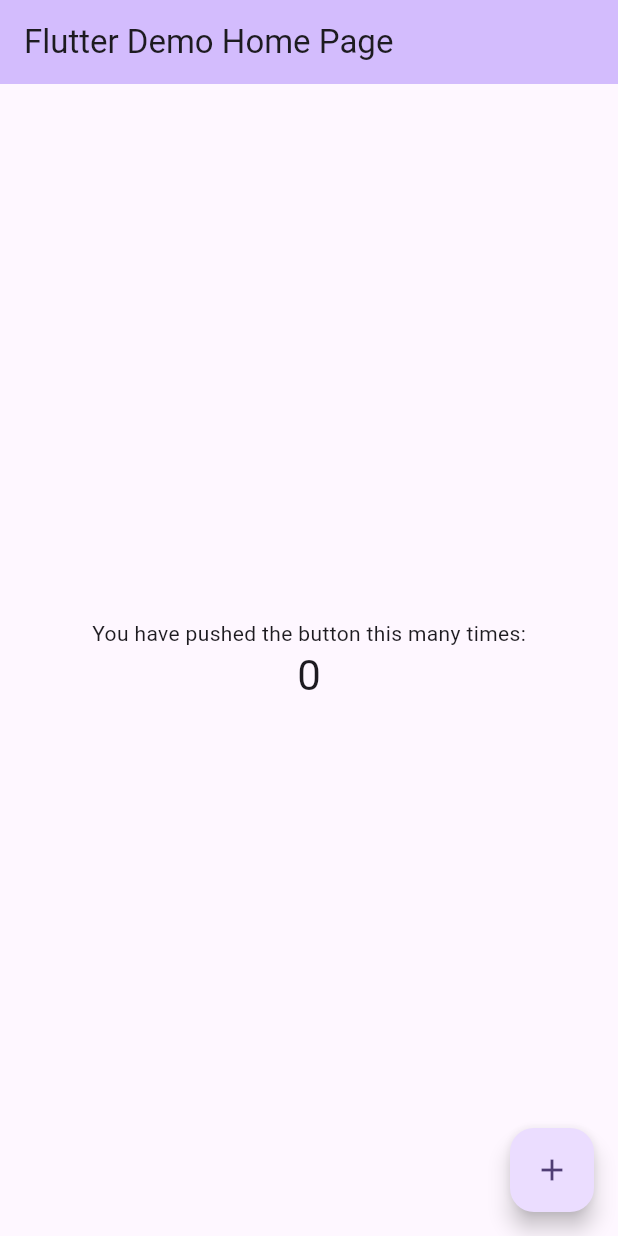
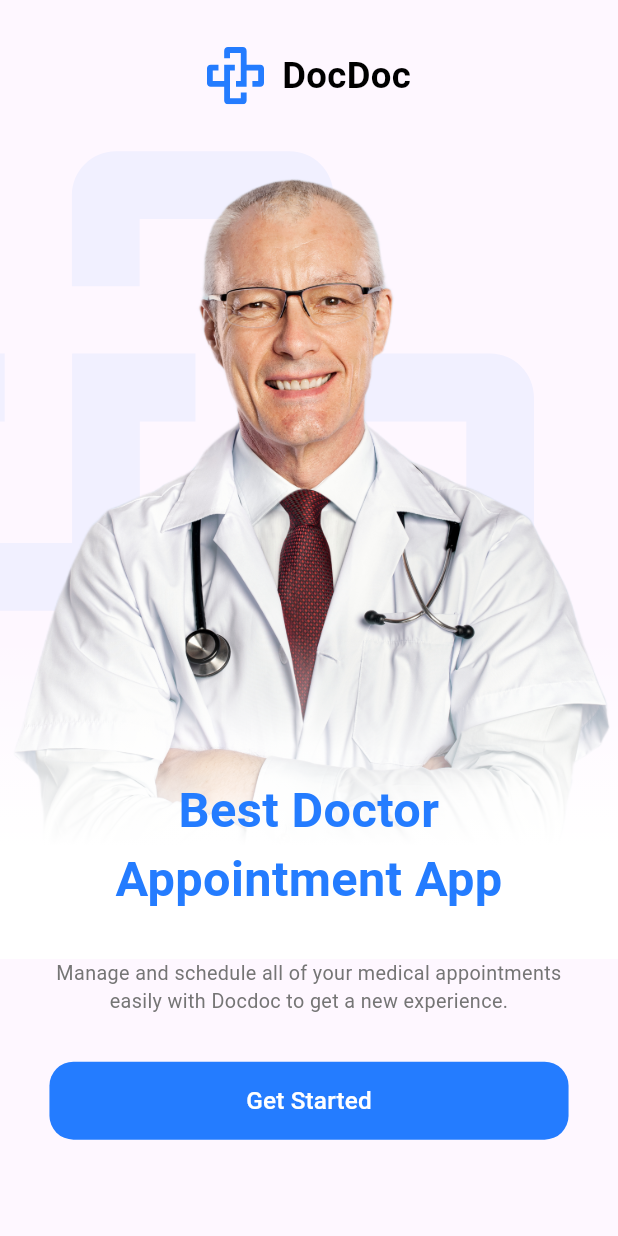
Before and after one commit to mohamedebra/medical, a Flutter app: the screen it shows after launch, on a phone screen of 412 x 824 dp. Run offline on Flutter 3.47's test engine with Material 3 defaults, Android fonts, the phone set to English and light mode, and no system bars; our stand-ins replace flutter_screenutil, flutter_svg.

Commit message:
just a fake pushto origin development

```diff
--- a/lib/core/helper/extensions.dart
+++ b/lib/core/helper/extensions.dart
@@ -0,0 +1,14 @@
+import 'package:flutter/material.dart';
+
+extension Navigation on BuildContext{
+  Future<dynamic> pushNamed(String routeName, {Object? arguments}) {
+    return Navigator.of(this).pushNamed(routeName, arguments: arguments);
+  }
+  Future<dynamic> pushReplacementNamed(String routeName, {Object? arguments}) {
+    return Navigator.of(this).pushReplacementNamed(routeName, arguments: arguments);
+  }
+  Future<dynamic> pushAndRemoveUntil(String routeName, {Object? arguments , required RoutePredicate predicate}) {
+    return Navigator.of(this).pushNamedAndRemoveUntil(routeName,predicate ,arguments: arguments);
+  }
+  void pop()=> Navigator.of(this).pop();
+}
--- a/lib/core/routing/app_router.dart
+++ b/lib/core/routing/app_router.dart
@@ -0,0 +1,29 @@
+import 'package:flutter/cupertino.dart';
+import 'package:flutter/material.dart';
+import 'package:medical/core/routing/routes.dart';
+import 'package:medical/features/login/ui/login_screen.dart';
+import 'package:medical/features/onboarding/onboarding_screen.dart';
+
+class AppRouter{
+
+   Route generateRoute(RouteSettings settings){
+     final arguments = settings.arguments;
+    switch(settings.name) {
+      case Routes.onBoardingScreen:
+        return MaterialPageRoute(
+          builder: (_) => const OnBoardingScreen(),
+        );
+      case Routes.loginScreen:
+        return MaterialPageRoute(
+          builder: (_) => LoginScreen()
+        );
+      default: return MaterialPageRoute(
+          builder: (_) => Scaffold(
+            body:  Center(child:
+            Text('No Route default for ${settings.name}'),),
+          )
+      );
+    }
+
+  }
+}
--- a/lib/core/routing/routes.dart
+++ b/lib/core/routing/routes.dart
@@ -0,0 +1,4 @@
+class Routes{
+  static const String onBoardingScreen = "/onBoardingScreen";
+  static const String loginScreen = "/loginScreenScreen";
+}
--- a/lib/core/theming/colors.dart
+++ b/lib/core/theming/colors.dart
@@ -0,0 +1,6 @@
+import 'package:flutter/material.dart';
+
+class ColorsManager{
+  static const Color mainColors = Color(0xFF247CFF);
+  static const Color gray = Color(0xFF757575);
+}
--- a/lib/core/theming/styles.dart
+++ b/lib/core/theming/styles.dart
@@ -0,0 +1,26 @@
+import 'package:flutter/material.dart';
+import 'package:flutter_screenutil/flutter_screenutil.dart';
+import 'package:medical/core/theming/colors.dart';
+
+class TextStyles{
+  static TextStyle font24BlackWeight700 = TextStyle(
+    fontSize: 24.sp,
+    color: Colors.black,
+    fontWeight: FontWeight.w700
+  );
+  static TextStyle font32BlueBold = TextStyle(
+      fontSize: 32.sp,
+      color: ColorsManager.mainColors,
+      fontWeight: FontWeight.bold
+  );
+  static TextStyle font13grayWeight400 = TextStyle(
+      fontSize: 13.sp,
+      color: ColorsManager.gray,
+      fontWeight: FontWeight.w400
+  );
+  static TextStyle font16WhiteSemiBold = TextStyle(
+      fontSize: 16.sp,
+      color: Colors.white,
+      fontWeight: FontWeight.w500
+  );
+}
--- a/lib/doc_app.dart
+++ b/lib/doc_app.dart
@@ -0,0 +1,27 @@
+import 'package:flutter/material.dart';
+import 'package:flutter_screenutil/flutter_screenutil.dart';
+import 'package:medical/core/routing/app_router.dart';
+import 'package:medical/core/routing/routes.dart';
+import 'package:medical/core/theming/colors.dart';
+
+class DocApp extends StatelessWidget {
+  const DocApp({super.key,required this.appRouter});
+ final AppRouter appRouter;
+
+  @override
+  Widget build(BuildContext context) {
+    return ScreenUtilInit(
+      designSize: const Size(375, 812),
+      minTextAdapt: true,
+      child: MaterialApp(
+        debugShowCheckedModeBanner: false,
+        title: "Doc App",
+        theme: ThemeData(
+          primaryColor: ColorsManager.mainColors
+        ),
+        initialRoute: Routes.onBoardingScreen,
+        onGenerateRoute: appRouter.generateRoute,
+      ),
+    );
+  }
+}
--- a/lib/features/login/ui/login_screen.dart
+++ b/lib/features/login/ui/login_screen.dart
@@ -0,0 +1,17 @@
+import 'package:flutter/material.dart';
+
+class LoginScreen extends StatelessWidget {
+  const LoginScreen({super.key});
+
+  @override
+  Widget build(BuildContext context) {
+    return  Scaffold(
+      appBar: AppBar(
+        title: Text('Login Screen'),
+      ),
+      body: Center(
+        child: Text('LoginScreen'),
+      ),
+    );
+  }
+}
--- a/lib/features/onboarding/onboarding_screen.dart
+++ b/lib/features/onboarding/onboarding_screen.dart
@@ -0,0 +1,45 @@
+import 'package:flutter/material.dart';
+import 'package:flutter_screenutil/flutter_screenutil.dart';
+import 'package:medical/core/theming/styles.dart';
+import 'package:medical/features/onboarding/wedgits/doc_image_and_text.dart';
+import 'package:medical/features/onboarding/wedgits/doc_logo_and_name.dart';
+import 'package:medical/features/onboarding/wedgits/get_stared_bottom.dart';
+
+class OnBoardingScreen extends StatelessWidget {
+  const OnBoardingScreen({super.key});
+
+  @override
+  Widget build(BuildContext context) {
+    return  Scaffold(
+      body: SafeArea(
+        child:  SingleChildScrollView(
+          child: Padding(
+            padding:  EdgeInsets.only(
+                top: 30.h,
+              bottom: 30.h
+            ),
+            child: Column(
+              children: [
+                const DocLogoAndName(),
+                SizedBox(height: 30.h,),
+                const DocImageAndText(),
+                Padding(
+                  padding:  EdgeInsets.symmetric(horizontal: 30.w),
+                  child: Column(
+                    children: [
+                      Text('Manage and schedule all of your medical appointments easily with Docdoc to get a new experience.',
+                        style: TextStyles.font13grayWeight400,
+                      textAlign: TextAlign.center,),
+                     SizedBox(height: 30.h,),
+                     const GetStaredBottom(),
+                    ],
+                  ),
+                )
+              ],
+            ),
+          ),
+        ),
+      )
+    );
+  }
+}
--- a/lib/features/onboarding/wedgits/doc_image_and_text.dart
+++ b/lib/features/onboarding/wedgits/doc_image_and_text.dart
@@ -0,0 +1,41 @@
+import 'package:flutter/material.dart';
+import 'package:flutter_svg/flutter_svg.dart';
+import 'package:medical/core/theming/styles.dart';
+
+class DocImageAndText extends StatelessWidget {
+  const DocImageAndText({super.key});
+
+  @override
+  Widget build(BuildContext context) {
+    return Stack(
+
+      children: [
+        SvgPicture.asset('asstes/svgs/doc_doc_logo.svg'),
+        Container(
+          foregroundDecoration: BoxDecoration(
+            gradient: LinearGradient(colors: [
+              Colors.white,
+              Colors.white.withOpacity(0),
+            ],
+            begin: Alignment.bottomCenter,
+              end: Alignment.topCenter,
+              stops: const [0.14, 0.4]
+            ),
+          ),
+          child: Image.asset('asstes/images/onboarding_doctor.png'),
+        ),
+        Positioned(
+          bottom: 30,
+            left: 0,
+            right: 0,
+            child: Text('Best Doctor\nAppointment App',
+              style: TextStyles.font32BlueBold,
+              textAlign: TextAlign.center,
+            ),
+
+        )
+
+      ],
+    );
+  }
+}
--- a/lib/features/onboarding/wedgits/doc_logo_and_name.dart
+++ b/lib/features/onboarding/wedgits/doc_logo_and_name.dart
@@ -0,0 +1,20 @@
+import 'package:flutter/material.dart';
+import 'package:flutter_screenutil/flutter_screenutil.dart';
+import 'package:flutter_svg/flutter_svg.dart';
+import 'package:medical/core/theming/styles.dart';
+
+class DocLogoAndName extends StatelessWidget {
+  const DocLogoAndName({super.key});
+
+  @override
+  Widget build(BuildContext context) {
+    return Row(
+      mainAxisAlignment: MainAxisAlignment.center,
+      children: [
+        SvgPicture.asset('asstes/svgs/docLogo.svg'),
+        SizedBox(width: 10.w,),
+        Text("DocDoc",style: TextStyles.font24BlackWeight700,),
+      ],
+    );
+  }
+}
--- a/lib/features/onboarding/wedgits/get_stared_bottom.dart
+++ b/lib/features/onboarding/wedgits/get_stared_bottom.dart
@@ -1,4 +1,8 @@
 import 'package:flutter/material.dart';
+import 'package:medical/core/helper/extensions.dart';
+import 'package:medical/core/routing/routes.dart';
+import 'package:medical/core/theming/colors.dart';
+import 'package:medical/core/theming/styles.dart';
 
 class GetStaredBottom extends StatelessWidget {
   const GetStaredBottom({super.key});
@@ -6,8 +10,21 @@ class GetStaredBottom extends StatelessWidget {
   @override
   Widget build(BuildContext context) {
     return TextButton(
-        onPressed: (){},
-        child: Text('')
+        onPressed: (){
+          context.pushNamed(Routes.loginScreen);
+        },
+        style: ButtonStyle(
+          backgroundColor: MaterialStateProperty.all(ColorsManager.mainColors),
+          tapTargetSize: MaterialTapTargetSize.shrinkWrap,
+          minimumSize: const MaterialStatePropertyAll( Size(double.infinity,52)),
+          shape: MaterialStatePropertyAll(
+            RoundedRectangleBorder(
+              borderRadius: BorderRadius.circular(16)
+            )
+          ),
+        ),
+        child: Text('Get Started',
+          style: TextStyles.font16WhiteSemiBold,)
     );
   }
 }
--- a/lib/main.dart
+++ b/lib/main.dart
@@ -1,127 +1,9 @@
 import 'package:flutter/material.dart';
+import 'package:medical/core/routing/app_router.dart';
+import 'package:medical/doc_app.dart';
 
 void main() {
-  runApp(const MyApp());
+
+  runApp( DocApp(appRouter: AppRouter(),));
+
 }
-
-class MyApp extends StatelessWidget {
-  const MyApp({super.key});
-
-  // This widget is the root of your application.
-  @override
-  Widget build(BuildContext context) {
-    return MaterialApp(
-      debugShowCheckedModeBanner: false,
-      title: 'Flutter Demo',
-      theme: ThemeData(
-
-        // This is the theme of your application.
-        //
-        // TRY THIS: Try running your application with "flutter run". You'll see
-        // the application has a blue toolbar. Then, without quitting the app,
-        // try changing the seedColor in the colorScheme below to Colors.green
-        // and then invoke "hot reload" (save your changes or press the "hot
-        // reload" button in a Flutter-supported IDE, or press "r" if you used
-        // the command line to start the app).
-        //
-        // Notice that the counter didn't reset back to zero; the application
-        // state is not lost during the reload. To reset the state, use hot
-        // restart instead.
-        //
-        // This works for code too, not just values: Most code changes can be
-        // tested with just a hot reload.
-        colorScheme: ColorScheme.fromSeed(seedColor: Colors.deepPurple),
-        useMaterial3: true,
-      ),
-      home: const MyHomePage(title: 'Flutter Demo Home Page'),
-    );
-  }
-}
-
-class MyHomePage extends StatefulWidget {
-  const MyHomePage({super.key, required this.title});
-
-  // This widget is the home page of your application. It is stateful, meaning
-  // that it has a State object (defined below) that contains fields that affect
-  // how it looks.
-
-  // This class is the configuration for the state. It holds the values (in this
-  // case the title) provided by the parent (in this case the App widget) and
-  // used by the build method of the State. Fields in a Widget subclass are
-  // always marked "final".
-
-  final String title;
-
-  @override
-  State<MyHomePage> createState() => _MyHomePageState();
-}
-
-class _MyHomePageState extends State<MyHomePage> {
-  int _counter = 0;
-
-  void _incrementCounter() {
-    setState(() {
-      // This call to setState tells the Flutter framework that something has
-      // changed in this State, which causes it to rerun the build method below
-      // so that the display can reflect the updated values. If we changed
-      // _counter without calling setState(), then the build method would not be
-      // called again, and so nothing would appear to happen.
-      _counter++;
-    });
-  }
-
-  @override
-  Widget build(BuildContext context) {
-    // This method is rerun every time setState is called, for instance as done
-    // by the _incrementCounter method above.
-    //
-    // The Flutter framework has been optimized to make rerunning build methods
-    // fast, so that you can just rebuild anything that needs updating rather
-    // than having to individually change instances of widgets.
-    return Scaffold(
-      appBar: AppBar(
-        // TRY THIS: Try changing the color here to a specific color (to
-        // Colors.amber, perhaps?) and trigger a hot reload to see the AppBar
-        // change color while the other colors stay the same.
-        backgroundColor: Theme.of(context).colorScheme.inversePrimary,
-        // Here we take the value from the MyHomePage object that was created by
-        // the App.build method, and use it to set our appbar title.
-        title: Text(widget.title),
-      ),
-      body: Center(
-        // Center is a layout widget. It takes a single child and positions it
-        // in the middle of the parent.
-        child: Column(
-          // Column is also a layout widget. It takes a list of children and
-          // arranges them vertically. By default, it sizes itself to fit its
-          // children horizontally, and tries to be as tall as its parent.
-          //
-          // Column has various properties to control how it sizes itself and
-          // how it positions its children. Here we use mainAxisAlignment to
-          // center the children vertically; the main axis here is the vertical
-          // axis because Columns are vertical (the cross axis would be
-          // horizontal).
-          //
-          // TRY THIS: Invoke "debug painting" (choose the "Toggle Debug Paint"
-          // action in the IDE, or press "p" in the console), to see the
-          // wireframe for each widget.
-          mainAxisAlignment: MainAxisAlignment.center,
-          children: <Widget>[
-            const Text(
-              'You have pushed the button this many times:',
-            ),
-            Text(
-              '$_counter',
-              style: Theme.of(context).textTheme.headlineMedium,
-            ),
-          ],
-        ),
-      ),
-      floatingActionButton: FloatingActionButton(
-        onPressed: _incrementCounter,
-        tooltip: 'Increment',
-        child: const Icon(Icons.add),
-      ), // This trailing comma makes auto-formatting nicer for build methods.
-    );
-  }
-}
```
Also changed, not shown: pubspec.yaml (+7 -3 lines), pubspec.lock, 1 other file.
